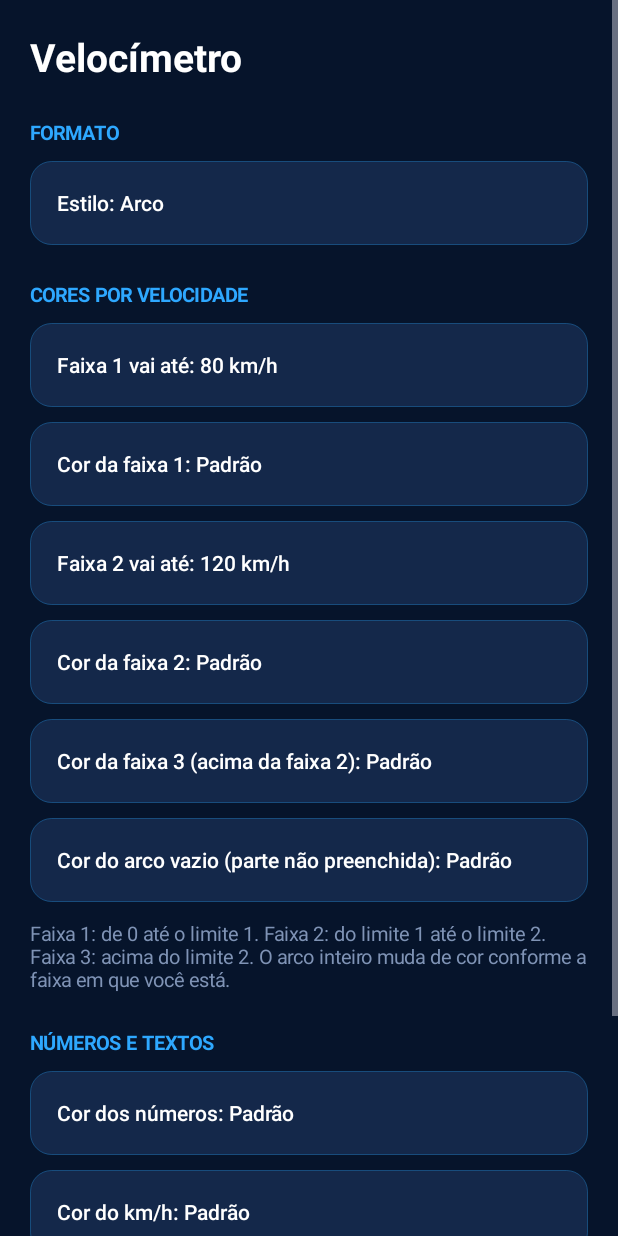
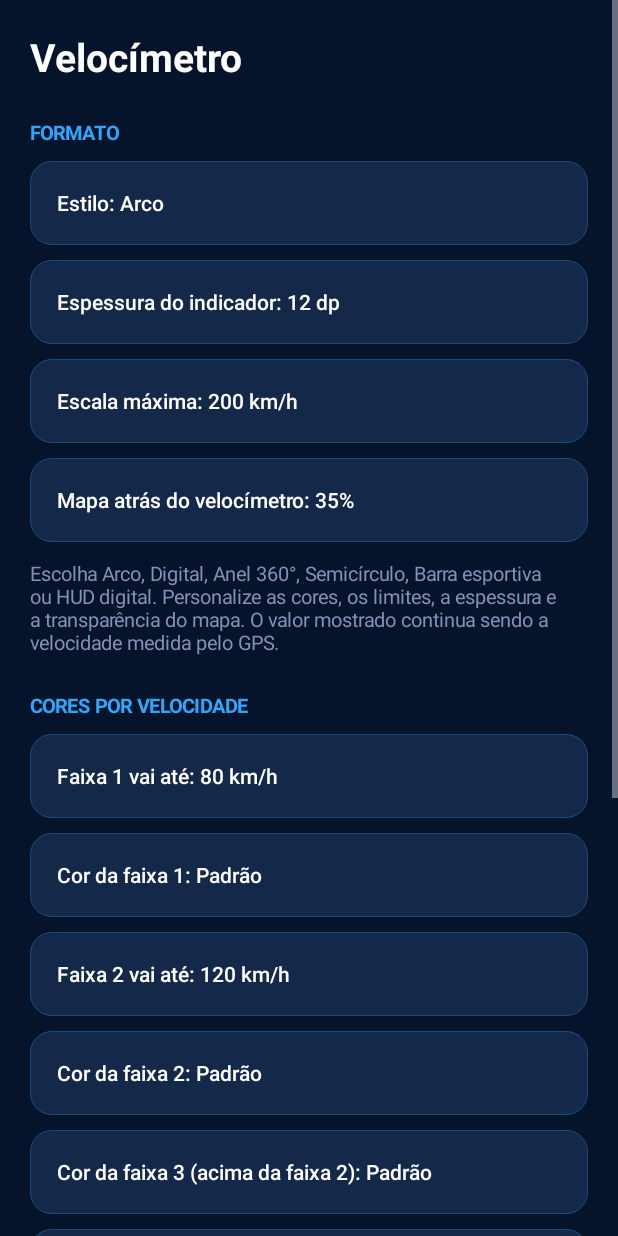
Before and after one commit to thiagolucenaoncity-sketch/Painel-Moto, an Android app: the SettingsActivity screen opened directly, with no data from a screen before it, after a tap on "Velocímetro", on a phone screen of 412 x 824 dp. Run offline under Robolectric (Android 15) with nearby library versions, the phone set to English and light mode, and no system bars.

Commit message:
feat: configurar 6 estilos e cores/espessura/escala no velocímetro

```diff
--- a/app/src/main/java/com/moto/painel/SettingsActivity.kt
+++ b/app/src/main/java/com/moto/painel/SettingsActivity.kt
@@ -125,6 +125,10 @@ class SettingsActivity : Activity() {
     private fun addVelocimetro(col: LinearLayout) {
         add(col, section("FORMATO"), 0)
         add(col, cycler("Estilo", Prefs.GAUGE_NAMES, "gauge"))
+        add(col, numCycler("Espessura do indicador", Prefs.GAUGE_THICKNESS, "gauge_stroke", 12, " dp"))
+        add(col, numCycler("Escala máxima", Prefs.GAUGE_MAX_SPEED, "gauge_max", 200, " km/h"))
+        add(col, numCycler("Mapa atrás do velocímetro", Prefs.MAP_OPACITY, "gauge_map_opacity", 35, "%"))
+        add(col, note("Escolha Arco, Digital, Anel 360°, Semicírculo, Barra esportiva ou HUD digital. Personalize as cores, os limites, a espessura e a transparência do mapa. O valor mostrado continua sendo a velocidade medida pelo GPS."), 12)
 
         add(col, section("CORES POR VELOCIDADE"), 0)
         add(col, numCycler("Faixa 1 vai até", Prefs.LIMIT1_VALUES, "arc_lim1", 80, " km/h"))
```
